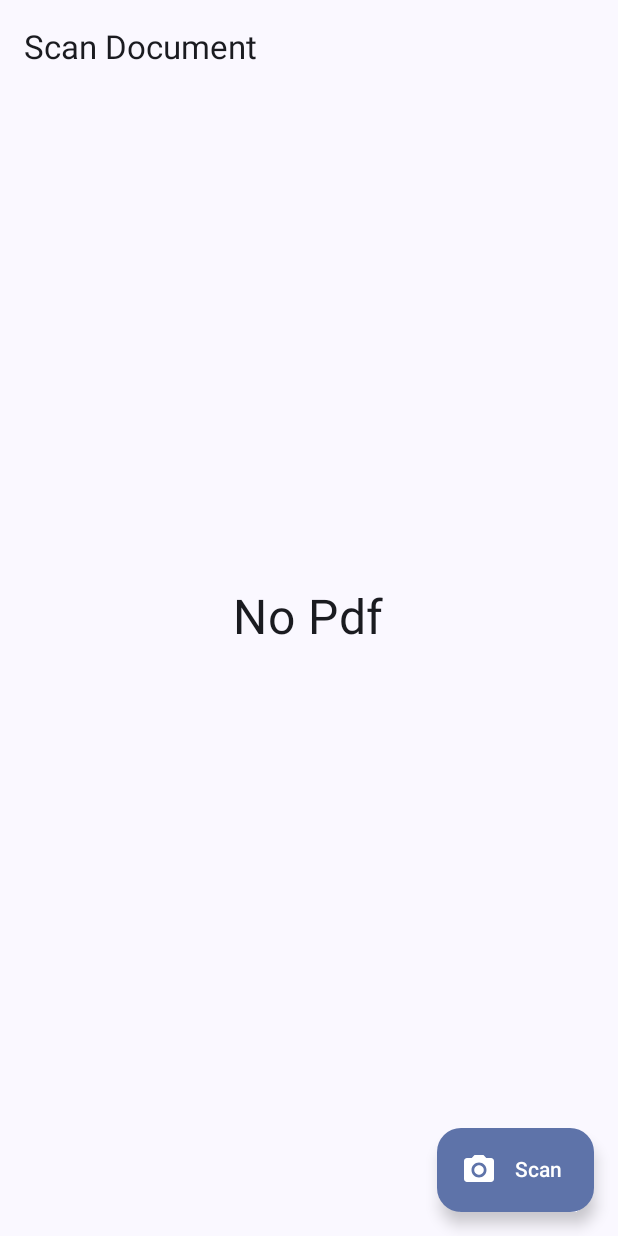
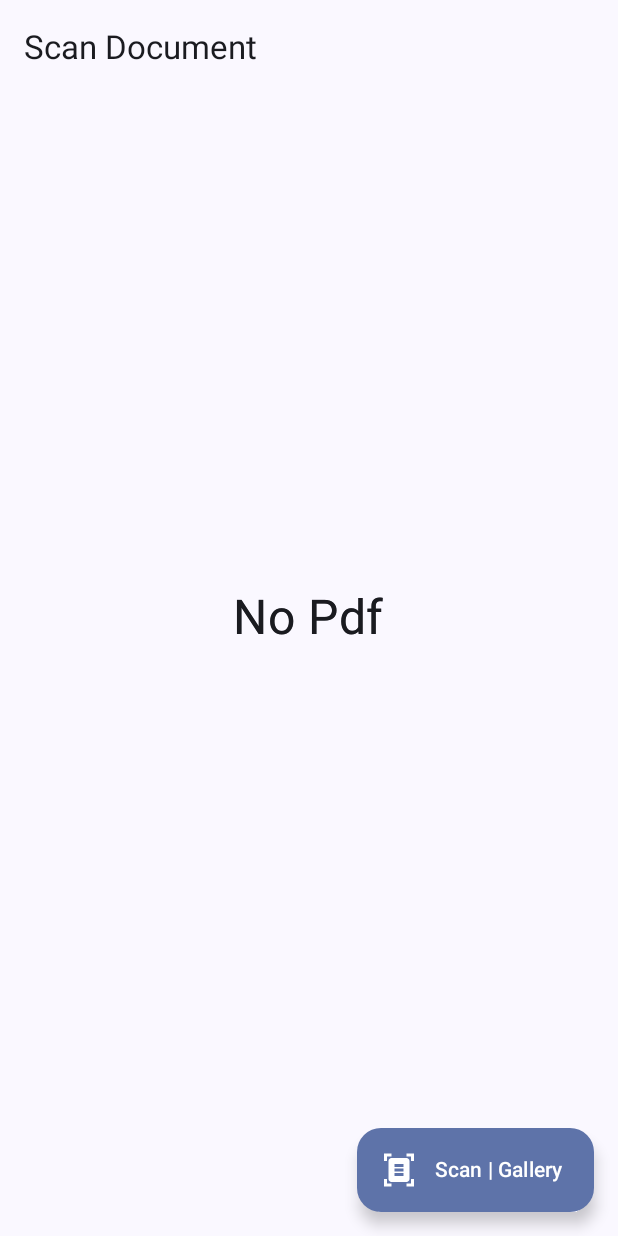
Before and after one commit to venkatesh20pillay/ScanDocument, an Android app built with Jetpack Compose: the screen it shows after launch (MainActivity), on a phone screen of 412 x 824 dp. Run offline under Robolectric (Android 15) with nearby library versions, the phone set to English and light mode, and no system bars; our stand-ins replace Room's generated code; libraries missing offline, so code that uses them is left out: com.google.mlkit.vision; 1 statement that could not run was skipped.

Commit message:
added gallery text

```diff
--- a/app/src/main/java/com/scanners/docsscanners/screens/common/ErrorScreen.kt
+++ b/app/src/main/java/com/scanners/docsscanners/screens/common/ErrorScreen.kt
@@ -16,4 +16,10 @@ fun ErrorScreen(message: String) {
     ){
         Text(text = message, fontSize = 32.sp)
     }
+    Box(
+        modifier = Modifier.fillMaxSize(),
+        contentAlignment = Alignment.Center
+    ){
+        Text(text = message, fontSize = 32.sp)
+    }
 }
--- a/app/src/main/java/com/scanners/docsscanners/screens/home/HomeScreen.kt
+++ b/app/src/main/java/com/scanners/docsscanners/screens/home/HomeScreen.kt
@@ -97,8 +97,8 @@ fun HomeScreen(pdfViewModel: PdfViewModel) {
         },
         floatingActionButton = {
             ExtendedFloatingActionButton(
-                text = { Text(text = stringResource(id = R.string.scan)) },
-                icon = { Icon(painter = painterResource(id = R.drawable.baseline_camera_alt_24), contentDescription = "Camera") },
+                text = { Text(text = stringResource(id = R.string.scan) + " | Gallery") },
+                icon = { Icon(painter = painterResource(id = R.drawable.baseline_document_scanner_24), contentDescription = "Camera") },
                 onClick = { scanner.getStartScanIntent(activity).addOnSuccessListener {
                     scannerLauncher.launch(
                         IntentSenderRequest.Builder(it).build()
@@ -106,7 +106,8 @@ fun HomeScreen(pdfViewModel: PdfViewModel) {
                 }.addOnFailureListener {
                     it.printStackTrace()
                     context.showToast(it.message.toString())
-                } })
+                } }
+            )
         }) { it
         if(pdfList.isEmpty()) {
             ErrorScreen(message = "No Pdf")
--- /dev/null
+++ b/app/src/main/res/drawable/baseline_document_scanner_24.xml
@@ -0,0 +1,5 @@
+<vector xmlns:android="http://schemas.android.com/apk/res/android" android:height="24dp" android:tint="#000000" android:viewportHeight="24" android:viewportWidth="24" android:width="24dp">
+
+    <path android:fillColor="@android:color/white" android:pathData="M7,3H4v3H2V1h5V3zM22,6V1h-5v2h3v3H22zM7,21H4v-3H2v5h5V21zM20,18v3h-3v2h5v-5H20zM19,18c0,1.1 -0.9,2 -2,2H7c-1.1,0 -2,-0.9 -2,-2V6c0,-1.1 0.9,-2 2,-2h10c1.1,0 2,0.9 2,2V18zM15,8H9v2h6V8zM15,11H9v2h6V11zM15,14H9v2h6V14z"/>
+
+</vector>
```
